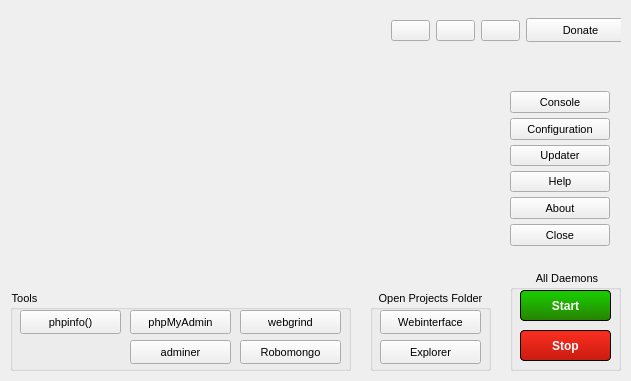
Old version of the form src/mainwindow.ui in the repository WPN-XM/server-control-panel.
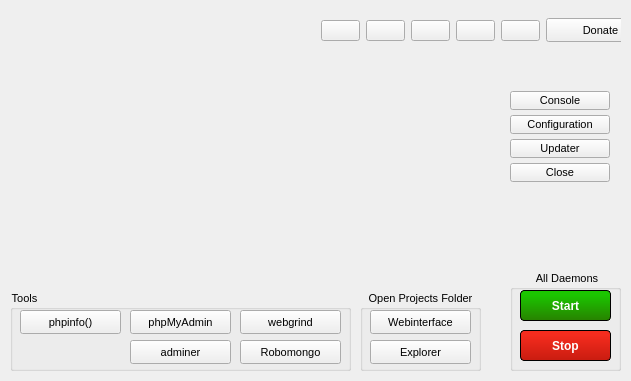
New version of the form. Icons and pictures are not drawn.

Commit message: change layout of MainWindow (turn help and about into icon buttons and added them to the topnav) add updater button to the right hand side menu

```diff
--- a/src/mainwindow.ui
+++ b/src/mainwindow.ui
@@ -90,9 +90,9 @@
    <widget class="QWidget" name="horizontalLayoutWidget">
     <property name="geometry">
      <rect>
-      <x>380</x>
+      <x>310</x>
       <y>0</y>
-      <width>241</width>
+      <width>311</width>
       <height>61</height>
      </rect>
     </property>
@@ -205,6 +205,76 @@
        </property>
       </widget>
      </item>
+     <item>
+      <widget class="QPushButton" name="pushButton_Help">
+       <property name="toolTip">
+        <string>Open the WPN-XM help pages.</string>
+       </property>
+       <property name="layoutDirection">
+        <enum>Qt::LeftToRight</enum>
+       </property>
+       <property name="autoFillBackground">
+        <bool>false</bool>
+       </property>
+       <property name="styleSheet">
+        <string notr="true"/>
+       </property>
+       <property name="text">
+        <string notr="true"/>
+       </property>
+       <property name="icon">
+        <iconset resource="resources/resources.qrc">
+         <normaloff>:/question</normaloff>:/question</iconset>
+       </property>
+       <property name="iconSize">
+        <size>
+         <width>16</width>
+         <height>16</height>
+        </size>
+       </property>
+       <property name="autoDefault">
+        <bool>false</bool>
+       </property>
+       <property name="flat">
+        <bool>false</bool>
+       </property>
+      </widget>
+     </item>
+     <item>
+      <widget class="QPushButton" name="pushButton_About">
+       <property name="toolTip">
+        <string>About WPN-XM SCP.</string>
+       </property>
+       <property name="layoutDirection">
+        <enum>Qt::LeftToRight</enum>
+       </property>
+       <property name="autoFillBackground">
+        <bool>false</bool>
+       </property>
+       <property name="styleSheet">
+        <string notr="true"/>
+       </property>
+       <property name="text">
+        <string notr="true"/>
+       </property>
+       <property name="icon">
+        <iconset resource="resources/resources.qrc">
+         <normaloff>:/cup.png</normaloff>:/cup.png</iconset>
+       </property>
+       <property name="iconSize">
+        <size>
+         <width>16</width>
+         <height>16</height>
+        </size>
+       </property>
+       <property name="autoDefault">
+        <bool>false</bool>
+       </property>
+       <property name="flat">
+        <bool>false</bool>
+       </property>
+      </widget>
+     </item>
      <item>
       <spacer name="horizontalSpacer">
        <property name="orientation">
@@ -212,7 +282,7 @@
        </property>
        <property name="sizeHint" stdset="0">
         <size>
-         <width>40</width>
+         <width>30</width>
          <height>20</height>
         </size>
        </property>
@@ -285,9 +355,9 @@
     <property name="geometry">
      <rect>
       <x>500</x>
-      <y>90</y>
-      <width>111</width>
-      <height>161</height>
+      <y>80</y>
+      <width>121</width>
+      <height>171</height>
      </rect>
     </property>
     <property name="sizePolicy">
@@ -302,6 +372,156 @@
       <height>161</height>
      </size>
     </property>
+    <widget class="QWidget" name="layoutWidget">
+     <property name="geometry">
+      <rect>
+       <x>10</x>
+       <y>0</y>
+       <width>111</width>
+       <height>113</height>
+      </rect>
+     </property>
+     <layout class="QVBoxLayout" name="RightsideVBoxLayout" stretch="0,0,0,0">
+      <property name="spacing">
+       <number>5</number>
+      </property>
+      <property name="sizeConstraint">
+       <enum>QLayout::SetDefaultConstraint</enum>
+      </property>
+      <property name="leftMargin">
+       <number>0</number>
+      </property>
+      <item>
+       <widget class="QPushButton" name="pushButton_Console">
+        <property name="enabled">
+         <bool>true</bool>
+        </property>
+        <property name="sizePolicy">
+         <sizepolicy hsizetype="Minimum" vsizetype="Fixed">
+          <horstretch>0</horstretch>
+          <verstretch>0</verstretch>
+         </sizepolicy>
+        </property>
+        <property name="maximumSize">
+         <size>
+          <width>16777215</width>
+          <height>24</height>
+         </size>
+        </property>
+        <property name="toolTip">
+         <string>Open Console.</string>
+        </property>
+        <property name="text">
+         <string>Console</string>
+        </property>
+        <property name="icon">
+         <iconset resource="resources/resources.qrc">
+          <normaloff>:/console</normaloff>:/console</iconset>
+        </property>
+        <property name="autoDefault">
+         <bool>false</bool>
+        </property>
+       </widget>
+      </item>
+      <item>
+       <widget class="QPushButton" name="pushButton_Configuration">
+        <property name="enabled">
+         <bool>true</bool>
+        </property>
+        <property name="sizePolicy">
+         <sizepolicy hsizetype="Preferred" vsizetype="Preferred">
+          <horstretch>0</horstretch>
+          <verstretch>0</verstretch>
+         </sizepolicy>
+        </property>
+        <property name="maximumSize">
+         <size>
+          <width>16777215</width>
+          <height>24</height>
+         </size>
+        </property>
+        <property name="toolTip">
+         <string/>
+        </property>
+        <property name="layoutDirection">
+         <enum>Qt::LeftToRight</enum>
+        </property>
+        <property name="autoFillBackground">
+         <bool>false</bool>
+        </property>
+        <property name="styleSheet">
+         <string notr="true"/>
+        </property>
+        <property name="text">
+         <string>Configuration</string>
+        </property>
+        <property name="icon">
+         <iconset resource="resources/resources.qrc">
+          <normaloff>:/gear.png</normaloff>:/gear.png</iconset>
+        </property>
+        <property name="iconSize">
+         <size>
+          <width>16</width>
+          <height>16</height>
+         </size>
+        </property>
+        <property name="autoDefault">
+         <bool>false</bool>
+        </property>
+        <property name="flat">
+         <bool>false</bool>
+        </property>
+       </widget>
+      </item>
+      <item>
+       <widget class="QPushButton" name="pushButton_Updater">
+        <property name="toolTip">
+         <string/>
+        </property>
+        <property name="text">
+         <string>Updater</string>
+        </property>
+        <property name="icon">
+         <iconset resource="resources/resources.qrc">
+          <normaloff>:/update-circle.png</normaloff>:/update-circle.png</iconset>
+        </property>
+        <property name="iconSize">
+         <size>
+          <width>16</width>
+          <height>16</height>
+         </size>
+        </property>
+       </widget>
+      </item>
+      <item>
+       <widget class="QPushButton" name="pushButton_Close">
+        <property name="enabled">
+         <bool>true</bool>
+        </property>
+        <property name="maximumSize">
+         <size>
+          <width>16777215</width>
+          <height>24</height>
+         </size>
+        </property>
+        <property name="toolTip">
+         <string>Close to tray.</string>
+        </property>
+        <property name="text">
+         <string>Close</string>
+        </property>
+        <property name="icon">
+         <iconset resource="resources/resources.qrc">
+          <normaloff>:/quit.png</normaloff>:/quit.png</iconset>
+        </property>
+       </widget>
+      </item>
+     </layout>
+     <zorder>pushButton_Configuration</zorder>
+     <zorder>pushButton_Console</zorder>
+     <zorder>pushButton_Close</zorder>
+     <zorder>pushButton_Updater</zorder>
+    </widget>
    </widget>
    <widget class="QWidget" name="BottomWidget" native="true">
     <property name="geometry">
@@ -396,7 +616,7 @@
     <widget class="QGroupBox" name="OpenProjectFolderGroupBox">
      <property name="geometry">
       <rect>
-       <x>360</x>
+       <x>350</x>
        <y>20</y>
        <width>121</width>
        <height>81</height>
@@ -1609,216 +1829,6 @@
      </widget>
     </widget>
    </widget>
-   <widget class="QWidget" name="layoutWidget">
-    <property name="geometry">
-     <rect>
-      <x>510</x>
-      <y>80</y>
-      <width>111</width>
-      <height>177</height>
-     </rect>
-    </property>
-    <layout class="QVBoxLayout" name="RightsideVBoxLayout" stretch="0,0,0,0,0,0">
-     <property name="spacing">
-      <number>5</number>
-     </property>
-     <property name="sizeConstraint">
-      <enum>QLayout::SetDefaultConstraint</enum>
-     </property>
-     <property name="leftMargin">
-      <number>0</number>
-     </property>
-     <item>
-      <widget class="QPushButton" name="pushButton_Console">
-       <property name="enabled">
-        <bool>true</bool>
-       </property>
-       <property name="sizePolicy">
-        <sizepolicy hsizetype="Minimum" vsizetype="Fixed">
-         <horstretch>0</horstretch>
-         <verstretch>0</verstretch>
-        </sizepolicy>
-       </property>
-       <property name="maximumSize">
-        <size>
-         <width>16777215</width>
-         <height>24</height>
-        </size>
-       </property>
-       <property name="toolTip">
-        <string>Open Console.</string>
-       </property>
-       <property name="text">
-        <string>Console</string>
-       </property>
-       <property name="icon">
-        <iconset resource="resources/resources.qrc">
-         <normaloff>:/console</normaloff>:/console</iconset>
-       </property>
-       <property name="autoDefault">
-        <bool>false</bool>
-       </property>
-      </widget>
-     </item>
-     <item>
-      <widget class="QPushButton" name="pushButton_Configuration">
-       <property name="enabled">
-        <bool>true</bool>
-       </property>
-       <property name="sizePolicy">
-        <sizepolicy hsizetype="Preferred" vsizetype="Preferred">
-         <horstretch>0</horstretch>
-         <verstretch>0</verstretch>
-        </sizepolicy>
-       </property>
-       <property name="maximumSize">
-        <size>
-         <width>16777215</width>
-         <height>24</height>
-        </size>
-       </property>
-       <property name="toolTip">
-        <string/>
-       </property>
-       <property name="layoutDirection">
-        <enum>Qt::LeftToRight</enum>
-       </property>
-       <property name="autoFillBackground">
-        <bool>false</bool>
-       </property>
-       <property name="styleSheet">
-        <string notr="true"/>
-       </property>
-       <property name="text">
-        <string>Configuration</string>
-       </property>
-       <property name="icon">
-        <iconset resource="resources/resources.qrc">
-         <normaloff>:/gear.png</normaloff>:/gear.png</iconset>
-       </property>
-       <property name="iconSize">
-        <size>
-         <width>16</width>
-         <height>16</height>
-        </size>
-       </property>
-       <property name="autoDefault">
-        <bool>false</bool>
-       </property>
-       <property name="flat">
-        <bool>false</bool>
-       </property>
-      </widget>
-     </item>
-     <item>
-      <widget class="QPushButton" name="pushButton_Updater">
-       <property name="toolTip">
-        <string/>
-       </property>
-       <property name="text">
-        <string>Updater</string>
-       </property>
-       <property name="icon">
-        <iconset resource="resources/resources.qrc">
-         <normaloff>:/update-circle.png</normaloff>:/update-circle.png</iconset>
-       </property>
-       <property name="iconSize">
-        <size>
-         <width>16</width>
-         <height>16</height>
-        </size>
-       </property>
-      </widget>
-     </item>
-     <item>
-      <widget class="QPushButton" name="pushButton_Help">
-       <property name="enabled">
-        <bool>true</bool>
-       </property>
-       <property name="sizePolicy">
-        <sizepolicy hsizetype="Minimum" vsizetype="Fixed">
-         <horstretch>0</horstretch>
-         <verstretch>0</verstretch>
-        </sizepolicy>
-       </property>
-       <property name="maximumSize">
-        <size>
-         <width>16777215</width>
-         <height>24</height>
-        </size>
-       </property>
-       <property name="toolTip">
-        <string>Open the WPN-XM help pages.</string>
-       </property>
-       <property name="styleSheet">
-        <string notr="true"/>
-       </property>
-       <property name="text">
-        <string>Help</string>
-       </property>
-       <property name="icon">
-        <iconset resource="resources/resources.qrc">
-         <normaloff>:/question</normaloff>:/question</iconset>
-       </property>
-      </widget>
-     </item>
-     <item>
-      <widget class="QPushButton" name="pushButton_About">
-       <property name="sizePolicy">
-        <sizepolicy hsizetype="Minimum" vsizetype="Fixed">
-         <horstretch>0</horstretch>
-         <verstretch>0</verstretch>
-        </sizepolicy>
-       </property>
-       <property name="maximumSize">
-        <size>
-         <width>16777215</width>
-         <height>24</height>
-        </size>
-       </property>
-       <property name="toolTip">
-        <string/>
-       </property>
-       <property name="text">
-        <string>About</string>
-       </property>
-       <property name="icon">
-        <iconset resource="resources/resources.qrc">
-         <normaloff>:/cup.png</normaloff>:/cup.png</iconset>
-       </property>
-      </widget>
-     </item>
-     <item>
-      <widget class="QPushButton" name="pushButton_Close">
-       <property name="enabled">
-        <bool>true</bool>
-       </property>
-       <property name="maximumSize">
-        <size>
-         <width>16777215</width>
-         <height>24</height>
-        </size>
-       </property>
-       <property name="toolTip">
-        <string>Close to tray.</string>
-       </property>
-       <property name="text">
-        <string>Close</string>
-       </property>
-       <property name="icon">
-        <iconset resource="resources/resources.qrc">
-         <normaloff>:/quit.png</normaloff>:/quit.png</iconset>
-       </property>
-      </widget>
-     </item>
-    </layout>
-    <zorder>pushButton_Configuration</zorder>
-    <zorder>pushButton_Console</zorder>
-    <zorder>pushButton_Help</zorder>
-    <zorder>pushButton_About</zorder>
-    <zorder>pushButton_Close</zorder>
-    <zorder>pushButton_Updater</zorder>
-   </widget>
   </widget>
  </widget>
  <layoutdefault spacing="6" margin="11"/>
```
Left out of the diff: 7 changed lines with no effect on the pictures.
